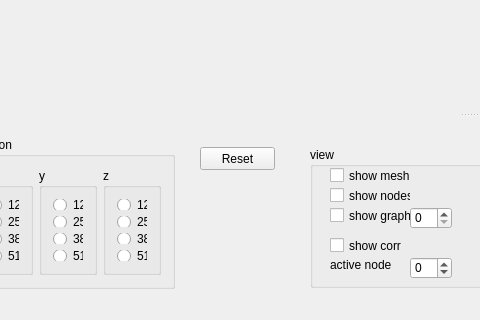
Before: the Qt Designer form dynamicfusionui.ui in dolphin-li/DynamicFusion, drawn with Qt 5; both pictures show x 170 to 650 and y 549 to 869 of the 1278 by 869 pixel window.
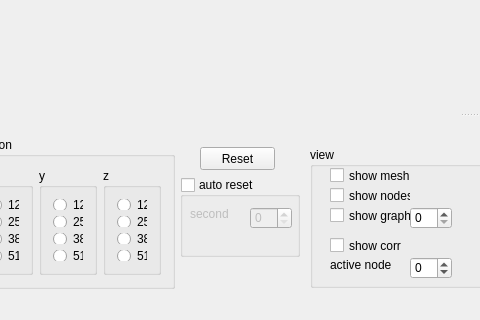
After: the same form once the commit is applied. Custom widgets are drawn as their Qt base class.

Commit message: auto reset added.

What changed in the file:
```diff
--- a/dynamicfusionui.ui
+++ b/dynamicfusionui.ui
@@ -583,6 +583,51 @@
       </property>
      </widget>
     </widget>
+    <widget class="QGroupBox" name="gbAutoReset">
+     <property name="geometry">
+      <rect>
+       <x>350</x>
+       <y>40</y>
+       <width>120</width>
+       <height>80</height>
+      </rect>
+     </property>
+     <property name="title">
+      <string>auto reset</string>
+     </property>
+     <property name="checkable">
+      <bool>true</bool>
+     </property>
+     <property name="checked">
+      <bool>false</bool>
+     </property>
+     <widget class="QLabel" name="label_9">
+      <property name="geometry">
+       <rect>
+        <x>10</x>
+        <y>30</y>
+        <width>46</width>
+        <height>13</height>
+       </rect>
+      </property>
+      <property name="text">
+       <string>second</string>
+      </property>
+     </widget>
+     <widget class="QSpinBox" name="sbAutoResetSeconds">
+      <property name="geometry">
+       <rect>
+        <x>70</x>
+        <y>30</y>
+        <width>42</width>
+        <height>22</height>
+       </rect>
+      </property>
+      <property name="maximum">
+       <number>9999</number>
+      </property>
+     </widget>
+    </widget>
    </widget>
   </widget>
   <action name="actionLoad_frames">
```
The commit also changes 5 other files.
